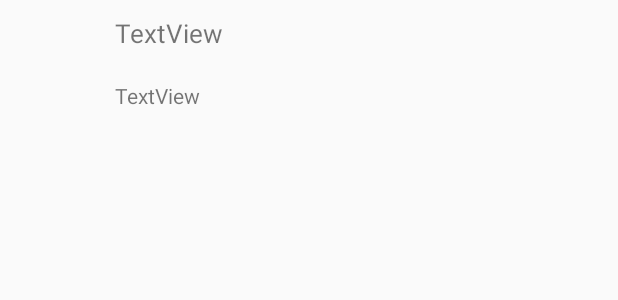
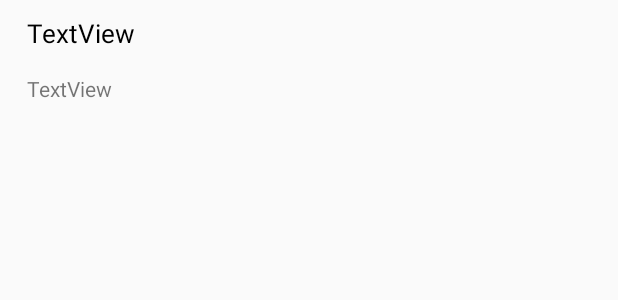
Before and after one commit to DmitriyGordeev/GithubClient, an Android app: the layout repo_listitem.xml on its own in the app's theme, with its tools: preview values and no code run, on a phone screen of 412 x 824 dp. Shown: the top 300 px of the screen. Run offline under Robolectric (Android 15) with nearby library versions, the phone set to English and light mode, and no system bars.

Commit message:
adjusted layout

```diff
--- a/app/src/main/res/layout/repo_listitem.xml
+++ b/app/src/main/res/layout/repo_listitem.xml
@@ -5,10 +5,6 @@
                              android:layout_width="match_parent"
                              android:layout_height="100dp"
                              android:orientation="vertical">
-
-    <android.support.constraint.ConstraintLayout
-            android:layout_width="match_parent"
-            android:layout_height="100dp">
 
         <LinearLayout
                 android:orientation="vertical"
@@ -22,11 +18,12 @@
                     android:text="TextView"
                     android:layout_width="match_parent"
                     android:layout_height="wrap_content" android:id="@+id/textView_repoName" android:padding="10dp"
-                    android:textSize="17sp"/>
+                    android:textSize="17sp" android:textColor="@android:color/background_dark"/>
             <TextView
                     android:text="TextView"
                     android:layout_width="match_parent"
-                    android:layout_height="wrap_content" android:id="@+id/textView_description" android:padding="10dp"/>
+                    android:layout_height="wrap_content" android:id="@+id/textView_description"
+                    android:paddingTop="5dp" android:paddingLeft="10dp"/>
         </LinearLayout>
-    </android.support.constraint.ConstraintLayout>
+
 </android.widget.LinearLayout>
```
